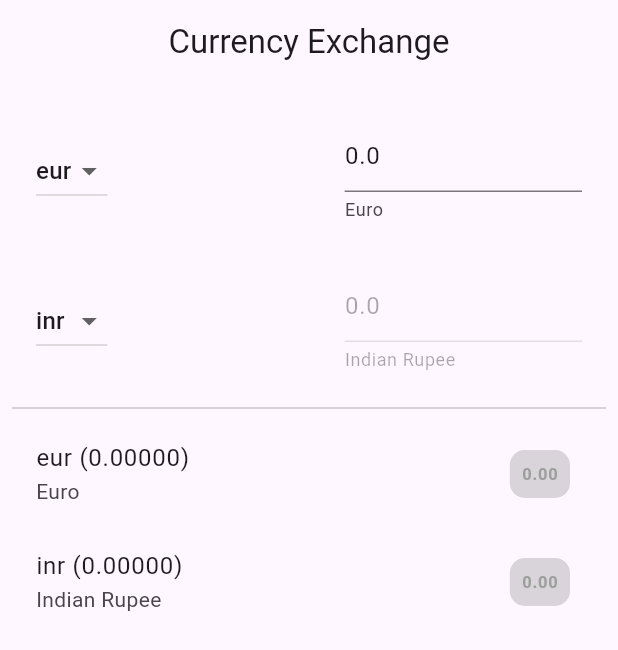
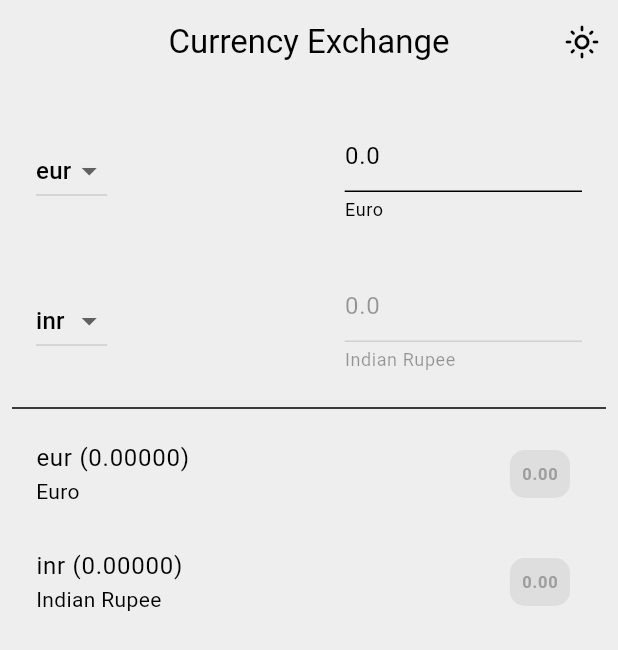
Before and after one commit to sunnydodti/currency_converter, a Flutter app: the screen it shows after launch, on a phone screen of 412 x 824 dp. Shown: the top 650 px of the screen. Run offline on Flutter 3.47's test engine with Material 3 defaults, Android fonts, the phone set to English and light mode, and no system bars; our stand-ins replace hive_ce, hive_ce_flutter, shared_preferences; accounts and stored records are empty; network calls fail.

Commit message:
dark/light mode

```diff
--- /dev/null
+++ b/lib/data/theme.dart
@@ -0,0 +1,19 @@
+import 'package:flutter/material.dart';
+
+MaterialColor accentColor = Colors.blue;
+
+ThemeData lightTheme = ThemeData(
+  colorScheme: ColorScheme.light(
+    primary: accentColor,
+    surface: Colors.grey.shade200,
+  ),
+  useMaterial3: true,
+);
+
+ThemeData darkTheme = ThemeData(
+  colorScheme: ColorScheme.dark(
+    primary: accentColor,
+    surface: Colors.grey.shade900,
+  ),
+  useMaterial3: true,
+);
--- a/lib/main.dart
+++ b/lib/main.dart
@@ -1,3 +1,4 @@
+import 'package:currency_converter/data/theme.dart';
 import 'package:currency_converter/pages/search_page.dart';
 import 'package:flutter/material.dart';
 
@@ -16,10 +17,8 @@
   Widget build(BuildContext context) {
     return MaterialApp(
       title: 'Flutter Demo',
-      theme: ThemeData(
-        colorScheme: ColorScheme.fromSeed(seedColor: Colors.deepPurple),
-        useMaterial3: true,
-      ),
+      theme: lightTheme,
+      darkTheme: darkTheme,
       home: const SearchPage(),
     );
   }
--- a/lib/pages/search_page.dart
+++ b/lib/pages/search_page.dart
@@ -51,8 +51,17 @@ class _SearchPageState extends State<SearchPage> {
 
   @override
   Widget build(BuildContext context) {
+    Icon icon = Theme.of(context).brightness == Brightness.light
+        ? Icon(Icons.light_mode_outlined)
+        : Icon(Icons.dark_mode_outlined);
     return Scaffold(
-      appBar: AppBar(title: Text("Currency Exchange"), centerTitle: true),
+      appBar: AppBar(
+        title: Text("Currency Exchange"),
+        centerTitle: true,
+        actions: [
+          IconButton(onPressed: () {}, icon: icon),
+        ],
+      ),
       body: Padding(
         padding: const EdgeInsets.all(8.0),
         child: Column(
--- a/lib/widgets/result_tile.dart
+++ b/lib/widgets/result_tile.dart
@@ -14,7 +14,7 @@ class ResultTile extends StatelessWidget {
     return Container(
       padding: const EdgeInsets.all(8),
       decoration: BoxDecoration(
-        color: color.withAlpha(100),
+        color: color.withAlpha(50),
         borderRadius: BorderRadius.circular(10),
       ),
       child: Text(
```
